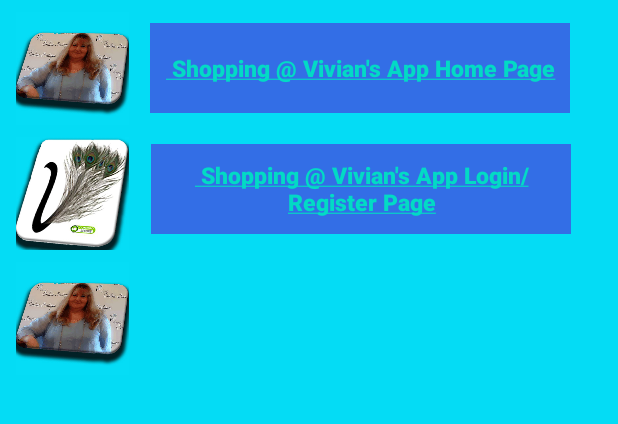
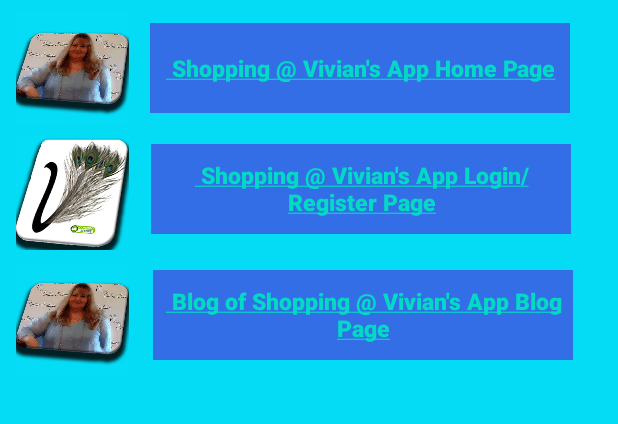
Before and after one commit to cameramanbrayton/Shopping-Vivians-Quick-App, an Android app: the screen it shows after launch (MainActivity), on a phone screen of 412 x 824 dp, the part 141-565 px from its top. Run offline under Robolectric (Android 15) with nearby library versions, the light colour scheme and no system bars.

Commit message:
shopping-@-Vivians-Quick-App09

```diff
--- a/app/src/main/java/com/vivsquickapp/shoppingviviansquickapp/MainActivity.java
+++ b/app/src/main/java/com/vivsquickapp/shoppingviviansquickapp/MainActivity.java
@@ -21,6 +21,9 @@ public class MainActivity extends AppCompatActivity {
 
         textView = findViewById(R.id.vivsLoginTextView);
         textView.setMovementMethod(LinkMovementMethod.getInstance());
+
+        textView = findViewById(R.id.vivsBlogTextView);
+        textView.setMovementMethod(LinkMovementMethod.getInstance());
     }
 
     public void openBrowser(View view){
--- a/app/src/main/res/layout/activity_main.xml
+++ b/app/src/main/res/layout/activity_main.xml
@@ -109,4 +109,26 @@
         app:layout_constraintStart_toStartOf="parent"
         app:layout_constraintTop_toBottomOf="@+id/vivsLogin"
         app:srcCompat="@drawable/vivs_512" />
+
+    <TextView
+        android:id="@+id/vivsBlogTextView"
+        android:layout_width="280dp"
+        android:layout_height="60dp"
+        android:layout_marginStart="10dp"
+        android:layout_marginLeft="10dp"
+        android:layout_marginTop="180dp"
+        android:layout_marginEnd="30dp"
+        android:layout_marginRight="30dp"
+        android:background="#336EE6"
+        android:fontFamily="sans-serif-black"
+        android:gravity="center"
+        android:paddingLeft="5sp"
+        android:paddingRight="5sp"
+        android:text="@string/blog_of_shopping_vivians_app_blog_page"
+        android:textSize="15sp"
+        android:textStyle="bold"
+        app:layout_constraintEnd_toEndOf="parent"
+        app:layout_constraintHorizontal_bias="1.0"
+        app:layout_constraintStart_toEndOf="@+id/vivsHome"
+        app:layout_constraintTop_toBottomOf="@+id/textViewHeader" />
 </androidx.constraintlayout.widget.ConstraintLayout>
--- a/app/src/main/res/values/strings.xml
+++ b/app/src/main/res/values/strings.xml
@@ -7,4 +7,6 @@
     <string name="string_vivs_login">string/vivs_login</string>
     <string name="shopping_vivians_app_login_register_page" translatable="false"><a href="https://home.vivians.biz/login-vivians-online-boutique/">
         Shopping @ Vivian\'s App Login/Register Page</a></string>
+    <string name="blog_of_shopping_vivians_app_blog_page" translatable="false"><a href="https://home.vivians.biz/blog-at-shopping-at-vivians/">
+        Blog of Shopping @ Vivian\'s App Blog Page</a></string>
 </resources>
```
